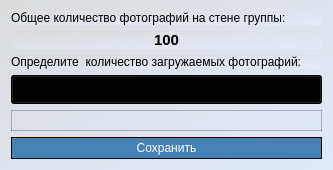
Old version of the form ui/setting_wall_window.ui in the repository khaustova/vk-photos-parser.
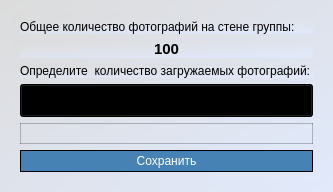
New version of the form.

What changed in the file:
```diff
--- a/ui/setting_wall_window.ui
+++ b/ui/setting_wall_window.ui
@@ -7,7 +7,7 @@
     <x>0</x>
     <y>0</y>
     <width>333</width>
-    <height>165</height>
+    <height>166</height>
    </rect>
   </property>
   <property name="windowTitle">
@@ -18,6 +18,7 @@
   </property>
   <layout class="QVBoxLayout" name="verticalLayout_2">
    <item>
+    <widget class="QFrame" name="wall_frame">
     <layout class="QVBoxLayout" name="verticalLayout">
      <item>
       <widget class="QLabel" name="label_define_count">
@@ -54,6 +55,7 @@
 font-size: 10pt;
 padding: 5px;
 selection-background-color: transparent;
+height: 21px;
 }
 </string>
        </property>
@@ -102,6 +104,7 @@
 background-color: white;
 border: 1px solid black;
 padding: 1px;
+height: 21px;
 }
 
 QLineEdit::focus {
@@ -145,6 +148,7 @@
       </widget>
      </item>
     </layout>
+    </widget>
    </item>
   </layout>
  </widget>
```
Left out of the diff: 5 changed lines with no effect on the pictures. Lines whose indentation alone changed are shown as unchanged.
